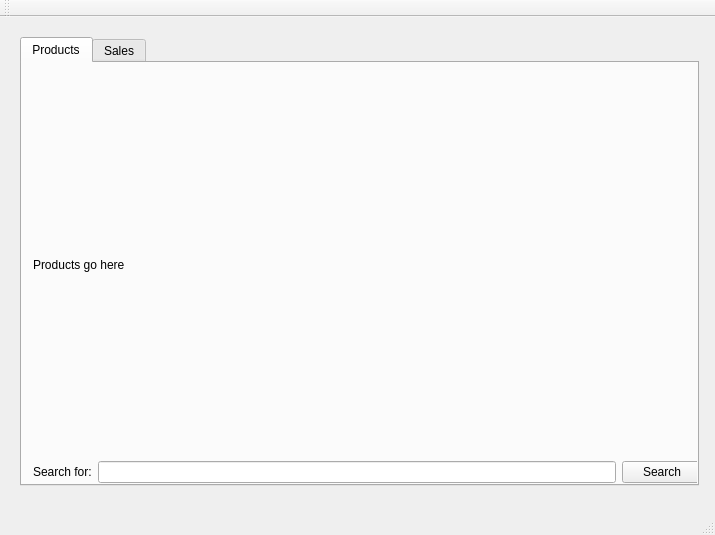
The window that QtPHP-SRS/mainwindow.ui (NicSwin/PHPSalesReportingSystem) describes before a commit, drawn with Qt 5.
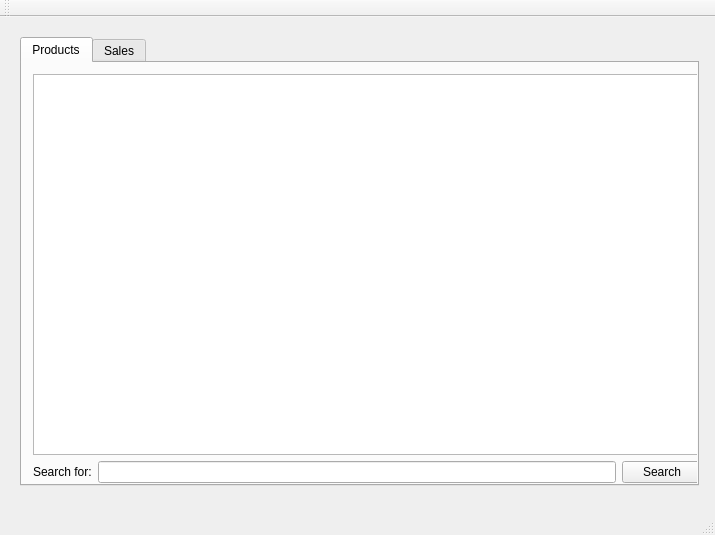
The same window after the commit.

Commit message: QtPHP with product table GUI (hit search to work)

```diff
--- a/QtPHP-SRS/mainwindow.ui
+++ b/QtPHP-SRS/mainwindow.ui
@@ -33,7 +33,7 @@
         <attribute name="title">
          <string>Products</string>
         </attribute>
-        <widget class="QWidget" name="">
+        <widget class="QWidget" name="layoutWidget">
          <property name="geometry">
           <rect>
            <x>0</x>
@@ -44,10 +44,22 @@
          </property>
          <layout class="QVBoxLayout" name="verticalLayout_2">
           <item>
-           <widget class="QLabel" name="testLabel">
-            <property name="text">
-             <string>Products go here</string>
+           <widget class="QTableView" name="productTableView">
+            <property name="sizePolicy">
+             <sizepolicy hsizetype="Expanding" vsizetype="Expanding">
+              <horstretch>0</horstretch>
+              <verstretch>0</verstretch>
+             </sizepolicy>
             </property>
+            <attribute name="horizontalHeaderCascadingSectionResizes">
+             <bool>true</bool>
+            </attribute>
+            <attribute name="horizontalHeaderDefaultSectionSize">
+             <number>150</number>
+            </attribute>
+            <attribute name="horizontalHeaderStretchLastSection">
+             <bool>true</bool>
+            </attribute>
            </widget>
           </item>
           <item>
```
Left out of the diff: 3 changed lines with no effect on the pictures. The commit also changes 4 other files.
